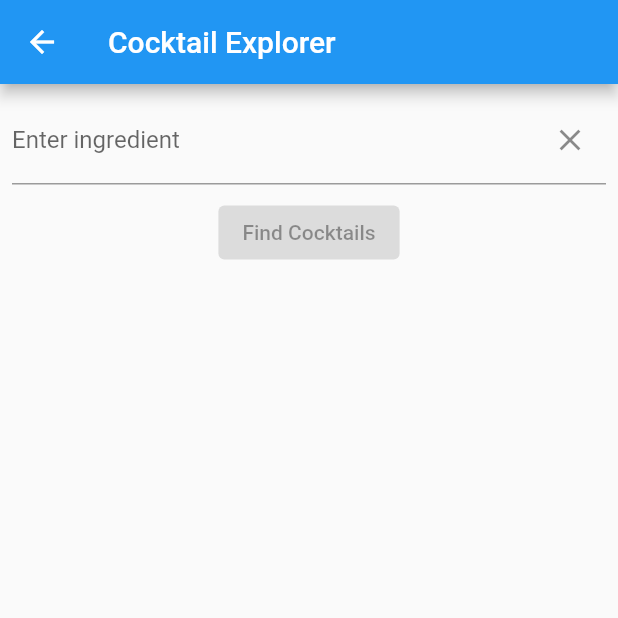
After one commit to rowan888/Cocktail_App_1, a Flutter app: the screen it shows after launch, after a tap on "Cocktail Explorer", on a phone screen of 412 x 824 dp, the top half of it. The commit adds this screen. Run offline on Flutter 3.47's test engine with Material 2 defaults, Android fonts, the phone set to English and light mode, and no system bars.

Commit message:
Started cocktail explorer feature

```diff
--- /dev/null
+++ b/lib/explorer_page.dart
@@ -0,0 +1,115 @@
+import 'package:flutter/material.dart';
+import 'package:http/http.dart' as http;
+import 'dart:convert';
+import 'details_page.dart';
+
+class CocktailExplorer extends StatefulWidget {
+  CocktailExplorer({Key? key}) : super(key: key);
+
+  @override
+  _CocktailExplorerState createState() => _CocktailExplorerState();
+}
+
+class _CocktailExplorerState extends State<CocktailExplorer> {
+  final List<String> _ingredients = [];
+  final List<Map<String, dynamic>> _cocktails = [];
+  final TextEditingController _controller = TextEditingController();
+  bool _isLoading = false;
+
+  Future<void> fetchCocktails() async {
+    setState(() => _isLoading = true);
+    try {
+      _cocktails.clear();
+      // Assuming you want to find cocktails that can be made with all ingredients
+      String ingredients = _ingredients.join(',');
+      final response = await http.get(Uri.parse('https://www.thecocktaildb.com/api/json/v1/1/filter.php?i=$ingredients'));
+
+      if (response.statusCode == 200) {
+        final List<dynamic> newCocktails = json.decode(response.body)['drinks'] ?? [];
+        _cocktails.addAll(newCocktails.cast<Map<String, dynamic>>());
+      } else {
+        // Handle non-200 responses
+        ScaffoldMessenger.of(context).showSnackBar(SnackBar(content: Text('Failed to fetch cocktails')));
+      }
+    } catch (e) {
+      // Handle any errors
+      ScaffoldMessenger.of(context).showSnackBar(SnackBar(content: Text('An error occurred: $e')));
+    } finally {
+      setState(() => _isLoading = false);
+    }
+  }
+
+  @override
+  Widget build(BuildContext context) {
+    return Scaffold(
+      appBar: AppBar(
+        title: Text('Cocktail Explorer'),
+      ),
+      body: Column(
+        children: <Widget>[
+          Padding(
+            padding: const EdgeInsets.all(8.0),
+            child: TextField(
+              controller: _controller,
+              decoration: InputDecoration(
+                labelText: 'Enter ingredient',
+                suffixIcon: IconButton(
+                  onPressed: () => _controller.clear(),
+                  icon: Icon(Icons.clear),
+                ),
+              ),
+              onSubmitted: (value) => addIngredient(value),
+            ),
+          ),
+          Wrap(
+            spacing: 8.0,
+            children: _ingredients.map((ingredient) => Chip(
+              label: Text(ingredient),
+              onDeleted: () => removeIngredient(ingredient),
+            )).toList(),
+          ),
+          ElevatedButton(
+            child: Text('Find Cocktails'),
+            onPressed: _ingredients.isNotEmpty ? fetchCocktails : null,
+          ),
+          if (_isLoading)
+            CircularProgressIndicator(),
+          Expanded(
+            child: ListView.builder(
+              itemCount: _cocktails.length,
+              itemBuilder: (context, index) {
+                return ListTile(
+                  title: Text(_cocktails[index]['strDrink']),
+                  trailing: ElevatedButton(
+                    child: Text('View Details'),
+                    onPressed: () {
+                      Navigator.push(
+                        context,
+                        MaterialPageRoute(builder: (context) => DetailsPage(cocktail: _cocktails[index])),
+                      );
+                    },
+                  ),
+                );
+              },
+            ),
+          ),
+        ],
+      ),
+    );
+  }
+
+  void addIngredient(String ingredient) {
+    if (ingredient.isNotEmpty && !_ingredients.contains(ingredient)) {
+      setState(() {
+        _ingredients.add(ingredient);
+        _controller.clear();
+      });
+    }
+  }
+
+  void removeIngredient(String ingredient) {
+    setState(() {
+      _ingredients.remove(ingredient);
+    });
+  }
+}
--- a/lib/home_page.dart
+++ b/lib/home_page.dart
@@ -2,6 +2,7 @@ import 'package:flutter/material.dart';
 import 'package:http/http.dart' as http;
 import 'dart:convert';
 import 'details_page.dart'; // Imports the details page
+import 'explorer_page.dart'; // Imports the CocktailExplorer page
 
 class HomePage extends StatefulWidget {
   @override
@@ -45,6 +46,16 @@ class _HomePageState extends State<HomePage> {
                   );
                 },
               ),
+            ElevatedButton(
+              child: Text('Cocktail Explorer'),
+              onPressed: () {
+                // Navigate to the CocktailExplorer page
+                Navigator.push(
+                  context,
+                  MaterialPageRoute(builder: (context) => CocktailExplorer()),
+                );
+              },
+            ),
           ],
         ),
       ),
```
